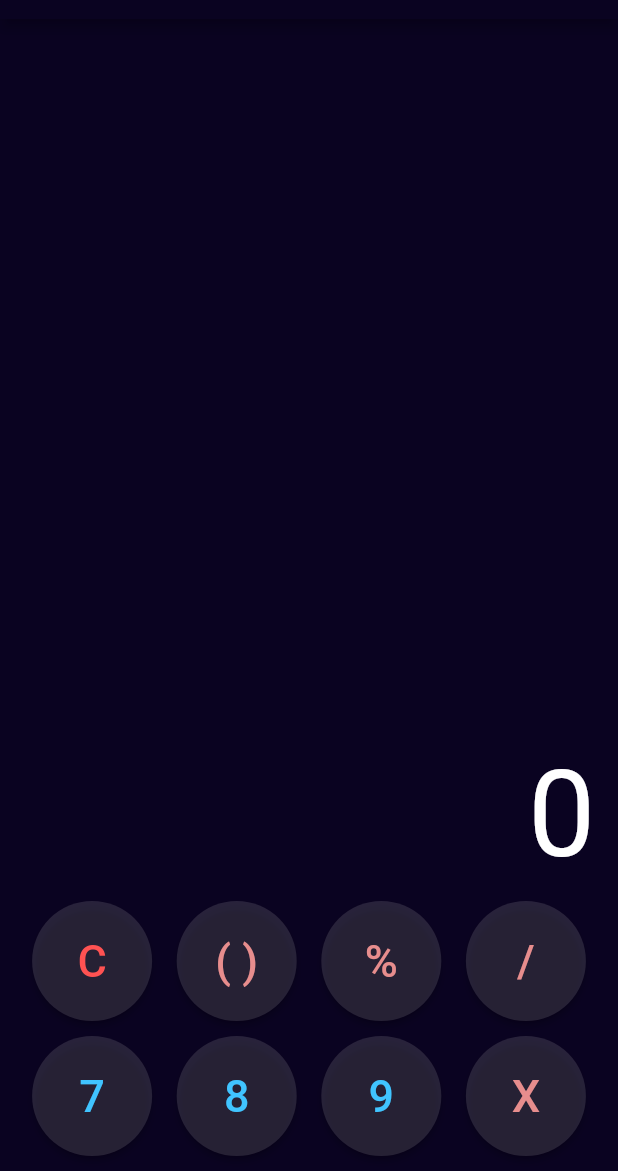
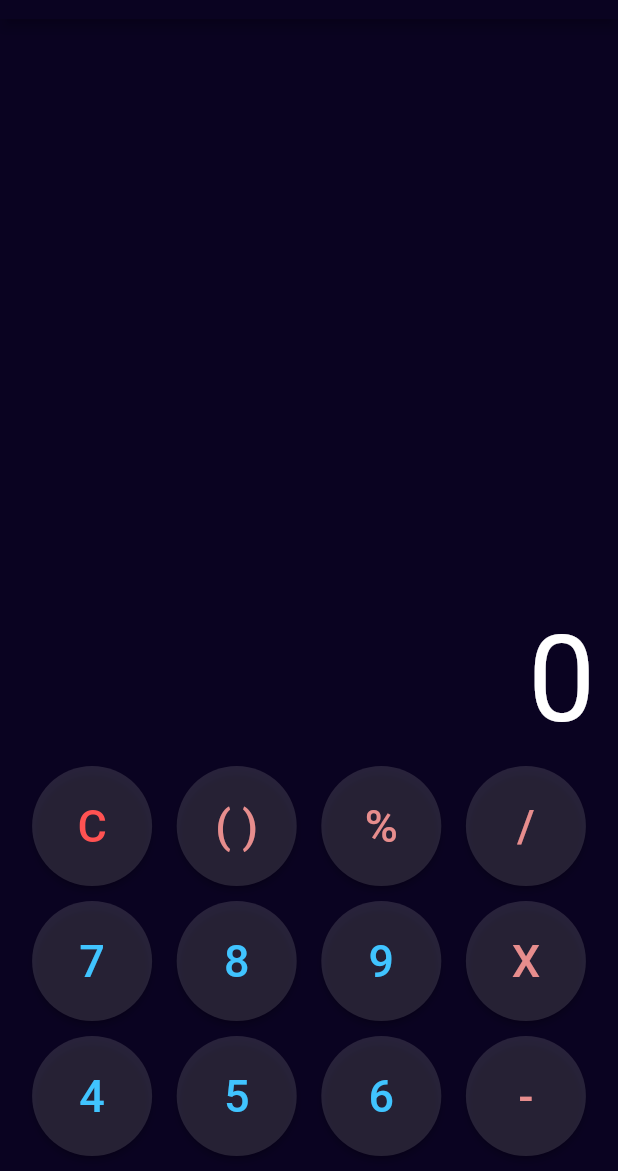
Before and after one commit to UdeepaSandakal/calculator, a Flutter app: the screen it shows after launch, on a phone screen of 412 x 824 dp, the part 65-1236 px from its top. Run offline on Flutter 3.47's test engine with Material 2 defaults, Android fonts, the phone set to English and light mode, and no system bars.

Commit message:
creating numberpad row-3

```diff
--- a/lib/calculator.dart
+++ b/lib/calculator.dart
@@ -71,6 +71,17 @@ class _CalculatorState extends State<Calculator> {
               ],
             ),
             SizedBox(height: 10),
+            Row(
+              mainAxisAlignment: MainAxisAlignment.spaceEvenly,
+              children: [
+                numButton("4", Colors.white12, Colors.lightBlueAccent),
+                numButton("5", Colors.white12, Colors.lightBlueAccent),
+                numButton("6", Colors.white12, Colors.lightBlueAccent),
+                numButton(
+                    "-", Colors.white12, Color.fromARGB(255, 231, 141, 141)),
+              ],
+            ),
+            SizedBox(height: 10),
           ],
         ),
       ),
```
